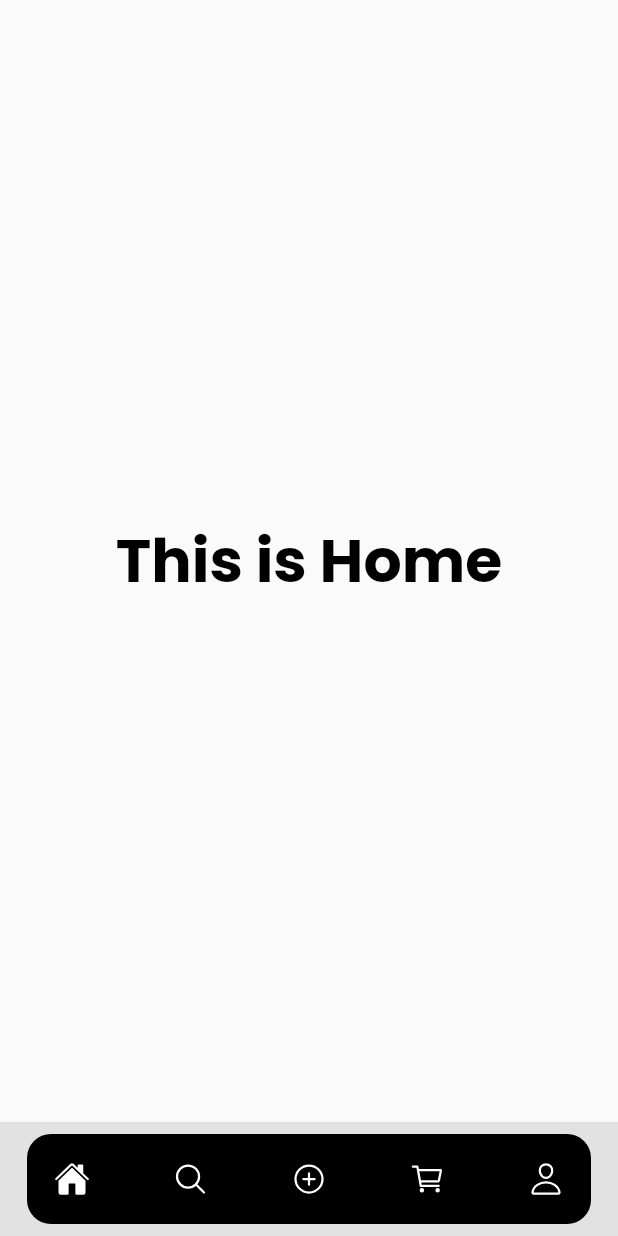
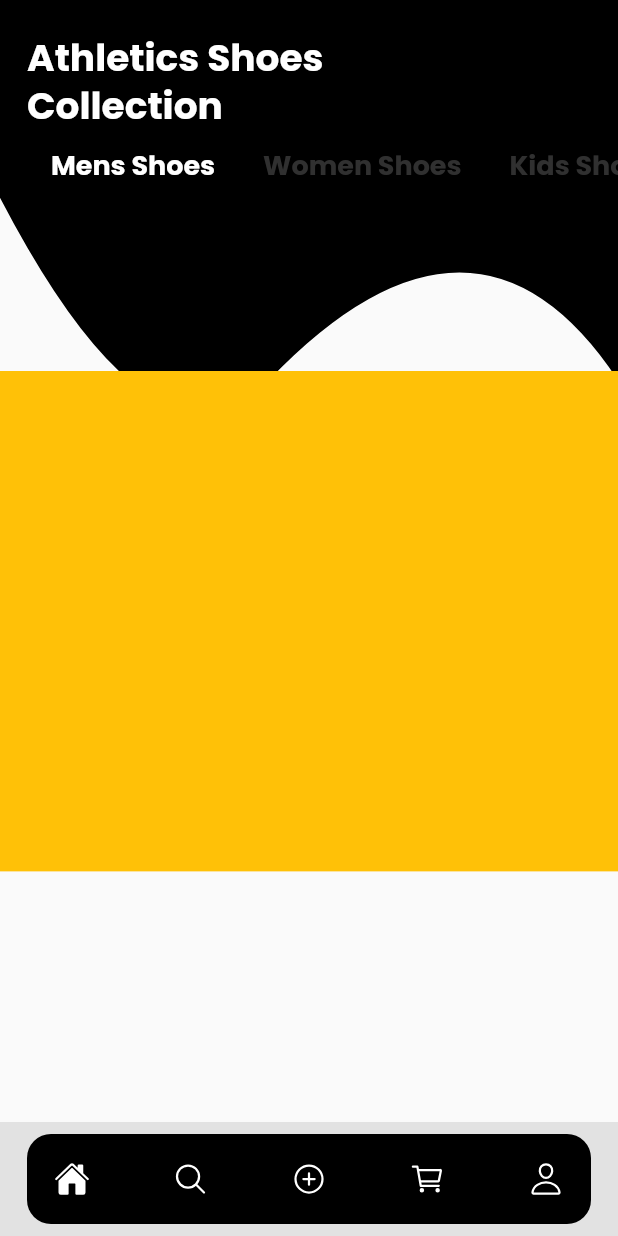
Before and after one commit to jamessarona/snicker-shop, a Flutter app: the screen it shows after launch, on a phone screen of 412 x 824 dp. Run offline on Flutter 3.47's test engine with Material 2 defaults, Android fonts, the phone set to English and light mode, and no system bars; our stand-ins replace google_fonts, ionicons.

Commit message:
Added curve container in homepage

```diff
--- a/lib/views/shared/appstyle.dart
+++ b/lib/views/shared/appstyle.dart
@@ -8,3 +8,12 @@ TextStyle appstyle(double size, Color color, FontWeight fw) {
     fontWeight: fw,
   );
 }
+
+TextStyle appstyleWithHt(double size, Color color, FontWeight fw, double ht) {
+  return GoogleFonts.poppins(
+    fontSize: size,
+    color: color,
+    fontWeight: fw,
+    height: ht,
+  );
+}
--- /dev/null
+++ b/lib/views/shared/container_clipper.dart
@@ -0,0 +1,20 @@
+import 'package:flutter/material.dart';
+
+class HeaderContainerClipper extends CustomClipper<Path> {
+  @override
+  Path getClip(Size size) {
+    var path = Path();
+
+    path.lineTo(0, size.height / 2.5);
+    path.quadraticBezierTo(
+        size.width / 4, size.height / 1, size.width / 2.3, size.height / 1.3);
+    path.quadraticBezierTo(
+        size.width / 1.3, size.height / 3, size.width / 1, size.height / 1.3);
+    path.lineTo(size.width, 0);
+
+    return path;
+  }
+
+  @override
+  bool shouldReclip(CustomClipper<Path> oldClipper) => false;
+}
--- a/lib/views/ui/homespage.dart
+++ b/lib/views/ui/homespage.dart
@@ -1,5 +1,6 @@
 import 'package:flutter/material.dart';
 import 'package:online_shop/views/shared/appstyle.dart';
+import '../shared/container_clipper.dart';
 
 class HomePage extends StatefulWidget {
   const HomePage({super.key});
@@ -8,17 +9,112 @@ class HomePage extends StatefulWidget {
   State<HomePage> createState() => _HomePageState();
 }
 
-class _HomePageState extends State<HomePage> {
+class _HomePageState extends State<HomePage> with TickerProviderStateMixin {
+  late final TabController _tabController =
+      TabController(length: 3, vsync: this);
+
   @override
   Widget build(BuildContext context) {
-    return Scaffold(
-      body: Center(
-        child: Text(
-          "This is Home",
-          style: appstyle(
-            40,
-            Colors.black,
-            FontWeight.bold,
+    return SafeArea(
+      child: Scaffold(
+        body: SizedBox(
+          height: MediaQuery.of(context).size.height,
+          child: Stack(
+            children: [
+              ClipPath(
+                clipper: HeaderContainerClipper(),
+                child: Container(
+                  padding: const EdgeInsets.fromLTRB(10, 20, 0, 0),
+                  height: MediaQuery.of(context).size.height * 0.4,
+                  color: Colors.black,
+                  child: Container(
+                    width: MediaQuery.of(context).size.width,
+                    padding: const EdgeInsets.only(left: 8, bottom: 15),
+                    child: Column(
+                      crossAxisAlignment: CrossAxisAlignment.start,
+                      mainAxisAlignment: MainAxisAlignment.start,
+                      children: [
+                        Text(
+                          'Athletics Shoes',
+                          style: appstyleWithHt(
+                            25,
+                            Colors.white,
+                            FontWeight.bold,
+                            1.5,
+                          ),
+                        ),
+                        Text(
+                          'Collection',
+                          style: appstyleWithHt(
+                            25,
+                            Colors.white,
+                            FontWeight.bold,
+                            1.2,
+                          ),
+                        ),
+                        TabBar(
+                          indicatorSize: TabBarIndicatorSize.label,
+                          indicatorColor: Colors.transparent,
+                          controller: _tabController,
+                          isScrollable: true,
+                          labelColor: Colors.white,
+                          labelStyle: appstyle(
+                            18,
+                            Colors.white,
+                            FontWeight.bold,
+                          ),
+                          unselectedLabelColor: Colors.grey.withOpacity(0.3),
+                          tabs: const [
+                            Tab(
+                              text: "Mens Shoes",
+                            ),
+                            Tab(
+                              text: "Women Shoes",
+                            ),
+                            Tab(
+                              text: "Kids Shoes",
+                            ),
+                          ],
+                        ),
+                      ],
+                    ),
+                  ),
+                ),
+              ),
+              Padding(
+                padding: EdgeInsets.only(
+                    top: MediaQuery.of(context).size.height * 0.3),
+                child: TabBarView(
+                  controller: _tabController,
+                  children: [
+                    Column(
+                      children: [
+                        Container(
+                          height: MediaQuery.of(context).size.height * 0.405,
+                          color: Colors.amber,
+                        ),
+                      ],
+                    ),
+                    Column(
+                      children: [
+                        Container(
+                          height: MediaQuery.of(context).size.height * 0.405,
+                          color: Colors.amber,
+                        ),
+                      ],
+                    ),
+                    Column(
+                      children: [
+                        Container(
+                          height: MediaQuery.of(context).size.height * 0.405,
+                          color: Colors.amber,
+                        ),
+                      ],
+                    ),
+                  ],
+                ),
+              ),
+            ],
           ),
         ),
       ),
```
Also changed, not shown: lib/views/ui/mainscreen.dart (+4 -7 lines).
